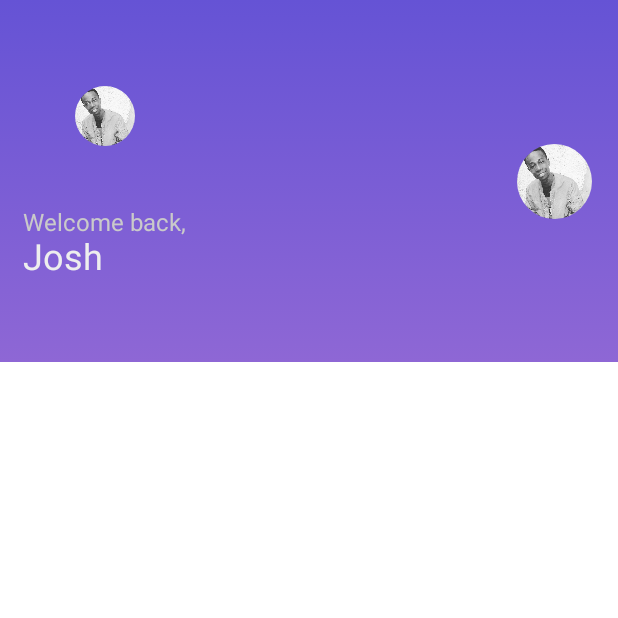
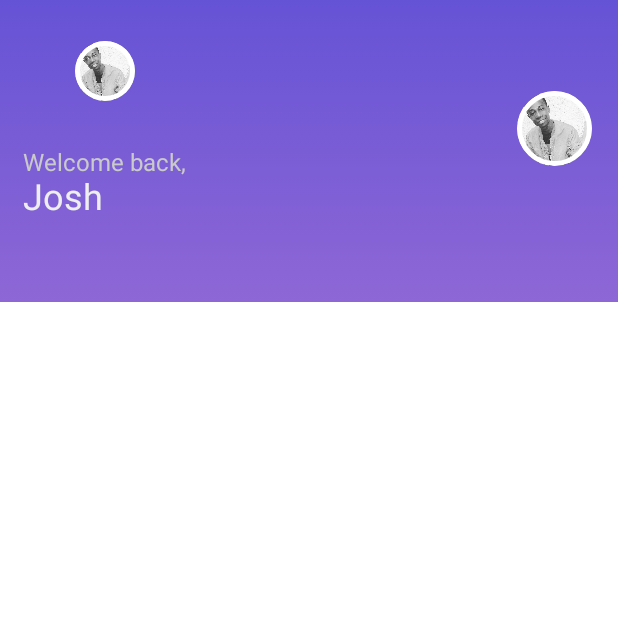
Before and after one commit to josh-Muleshi/EventCademyComposeUi, an Android app built with Jetpack Compose: the screen it shows after launch (MainActivity), on a phone screen of 412 x 824 dp, the top half of it. Run offline under Robolectric (Android 15) with nearby library versions, the phone set to English and light mode, and no system bars.

Commit message:
last modif

```diff
--- a/app/src/main/java/com/example/eventcademycomposeui/ui/HomeScreen.kt
+++ b/app/src/main/java/com/example/eventcademycomposeui/ui/HomeScreen.kt
@@ -2,6 +2,7 @@ package com.example.eventcademycomposeui.ui
 
 import androidx.compose.foundation.Image
 import androidx.compose.foundation.background
+import androidx.compose.foundation.border
 import androidx.compose.foundation.layout.*
 import androidx.compose.foundation.shape.CircleShape
 import androidx.compose.material.Icon
@@ -51,7 +52,7 @@ fun HeadSection(
             modifier = Modifier
                 .fillMaxWidth()
                 .padding(15.dp)
-                .padding(top = 40.dp, bottom = 40.dp)
+                .padding(top = 10.dp, bottom = 40.dp)
         ) {
             Column(
                 horizontalAlignment = Alignment.CenterHorizontally
@@ -61,7 +62,7 @@ fun HeadSection(
                         .padding(2.dp)
                         .clip(CircleShape)
                         .size(width = 40.dp, height = 40.dp)
-
+                        .border(width = 3.dp, color = Color.White, shape = CircleShape)
                 ) {
                     Image(
                         painter = painterResource(id = R.drawable.ic_profil),
@@ -70,7 +71,7 @@ fun HeadSection(
                 }
                 Column(
                     verticalArrangement = Arrangement.Center,
-                    modifier = Modifier.padding(top = 40.dp)
+                    modifier = Modifier.padding(top = 30.dp)
                 ) {
                     Text(
                         text = "Welcome back,",
@@ -89,6 +90,7 @@ fun HeadSection(
                     .padding(2.dp)
                     .clip(CircleShape)
                     .size(width = 50.dp, height = 50.dp)
+                    .border(width = 3.dp, color = Color.White, shape = CircleShape)
             ) {
                 Image(
                     painter = painterResource(id = R.drawable.ic_profil),
```
